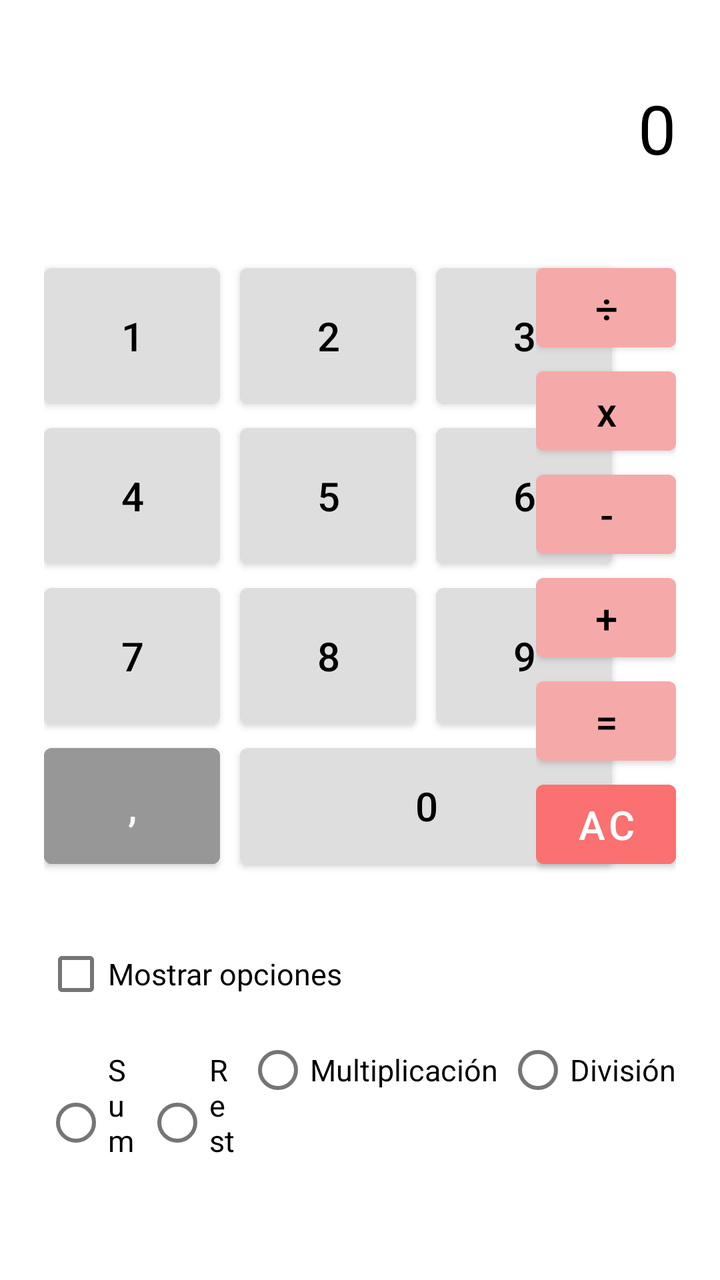
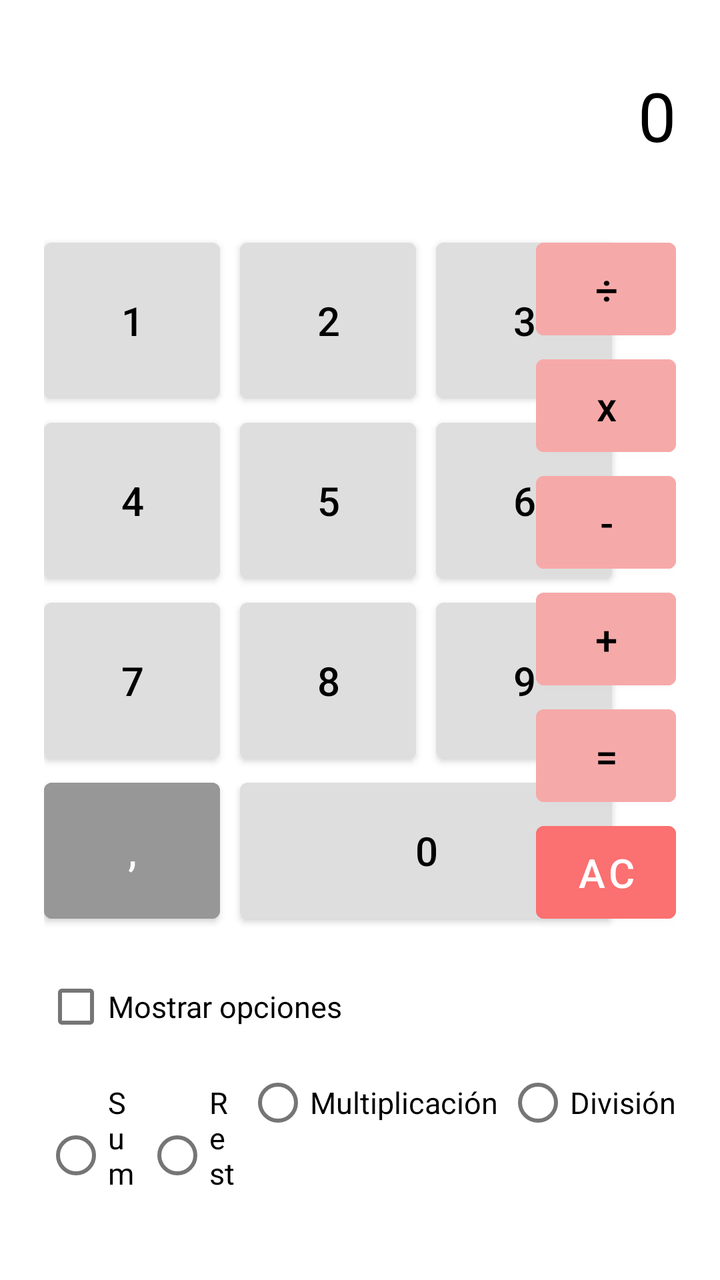

Screens rendered from an Android XML layout before and after an edit, with the pre-edit source and the edit as a unified diff.
<!-- AndroidManifest.xml: application theme Theme.Calculator -->
<!-- res/layout/activity_main.xml -->
<?xml version="1.0" encoding="utf-8"?>
<androidx.constraintlayout.widget.ConstraintLayout xmlns:android="http://schemas.android.com/apk/res/android"
    xmlns:app="http://schemas.android.com/apk/res-auto"
    xmlns:tools="http://schemas.android.com/tools"
    android:layout_width="match_parent"
    android:layout_height="match_parent"
    tools:context=".MainActivity">

    <TextView
        android:id="@+id/textView"
        android:layout_width="wrap_content"
        android:layout_height="wrap_content"
        android:text="0"
        android:textColor="#000000"
        android:textSize="34sp"
        app:layout_constraintBottom_toTopOf="@+id/guideline"
        app:layout_constraintEnd_toEndOf="@+id/linearLayout2"
        app:layout_constraintTop_toTopOf="parent" />

    <androidx.constraintlayout.widget.Guideline
        android:id="@+id/guideline"
        android:layout_width="wrap_content"
        android:layout_height="wrap_content"
        android:orientation="horizontal"
        app:layout_constraintGuide_percent="0.2" />

    <TableLayout
        android:id="@+id/tableLayout"
        android:layout_width="wrap_content"
        android:layout_height="wrap_content"
        android:layout_marginStart="22dp"
        app:layout_constraintStart_toStartOf="parent"
        app:layout_constraintTop_toTopOf="@+id/guideline">

        <TableRow
            android:layout_width="match_parent"
            android:layout_height="match_parent">

            <Button
                android:id="@+id/button1"
                android:layout_width="wrap_content"
                android:layout_height="80dp"
                android:layout_marginRight="10dp"
                android:backgroundTint="#DFDEDE"
                android:text="1"
                android:textColor="#000000"
                android:textSize="20sp"
                android:textStyle="normal" />

            <Button
                android:id="@+id/button2"
                android:layout_width="wrap_content"
                android:layout_height="80dp"
                android:layout_marginRight="10dp"
                android:backgroundTint="#DFDEDE"
                android:text="2"
                android:textColor="#000000"
                android:textSize="20sp" />

            <Button
                android:id="@+id/button3"
                android:layout_width="wrap_content"
                android:layout_height="80dp"
                android:layout_marginRight="10dp"
                android:backgroundTint="#DFDEDE"
                android:text="3"
                android:textColor="#000000"
                android:textSize="20sp" />
        </TableRow>

        <TableRow
            android:layout_width="match_parent"
            android:layout_height="match_parent">

            <Button
                android:id="@+id/button4"
                android:layout_width="wrap_content"
                android:layout_height="80dp"
                android:layout_marginRight="10dp"
                android:backgroundTint="#DFDEDE"
                android:text="4"
                android:textColor="#000000"
                android:textSize="20sp" />

            <Button
                android:id="@+id/button5"
                android:layout_width="wrap_content"
                android:layout_height="80dp"
                android:layout_marginRight="10dp"
                android:backgroundTint="#DFDEDE"
                android:text="5"
                android:textColor="#000000"
                android:textSize="20sp" />

            <Button
                android:id="@+id/button6"
                android:layout_width="wrap_content"
                android:layout_height="80dp"
                android:layout_marginRight="10dp"
                android:backgroundTint="#DFDEDE"
                android:text="6"
                android:textColor="#000000"
                android:textSize="20sp" />
        </TableRow>

        <TableRow
            android:layout_width="match_parent"
            android:layout_height="match_parent">

            <Button
                android:id="@+id/button7"
                android:layout_width="wrap_content"
                android:layout_height="80dp"
                android:layout_marginRight="10dp"
                android:backgroundTint="#DFDEDE"
                android:text="7"
                android:textColor="#000000"
                android:textSize="20sp" />

            <Button
                android:id="@+id/button8"
                android:layout_width="wrap_content"
                android:layout_height="80dp"
                android:layout_marginRight="10dp"
                android:backgroundTint="#DFDEDE"
                android:text="8"
                android:textColor="#000000"
                android:textSize="20sp" />

            <Button
                android:id="@+id/button9"
                android:layout_width="wrap_content"
                android:layout_height="80dp"
                android:layout_marginRight="10dp"
                android:backgroundTint="#DFDEDE"
                android:text="9"
                android:textColor="#000000"
                android:textSize="20sp" />

        </TableRow>

    </TableLayout>

    <LinearLayout
        android:id="@+id/linearLayout"
        android:layout_width="0dp"
        android:layout_height="wrap_content"
        android:orientation="horizontal"
        app:layout_constraintEnd_toEndOf="@+id/tableLayout"
        app:layout_constraintStart_toStartOf="@+id/tableLayout"
        app:layout_constraintTop_toBottomOf="@+id/tableLayout">

        <Button
            android:id="@+id/buttonPoint"
            android:layout_width="wrap_content"
            android:layout_height="match_parent"
            android:layout_marginRight="10dp"
            android:backgroundTint="#979797"
            android:text=","
            android:textColor="#FBFBFB"
            android:textSize="20sp" />

        <Button
            android:id="@+id/button0"
            android:layout_width="match_parent"
            android:layout_height="70dp"
            android:layout_marginRight="10dp"
            android:backgroundTint="#DFDEDE"
            android:text="0"
            android:textColor="#000000"
            android:textSize="20sp" />
    </LinearLayout>

    <LinearLayout
        android:id="@+id/linearLayout2"
        android:layout_width="wrap_content"
        android:layout_height="0dp"
        android:layout_marginEnd="22dp"
        android:orientation="vertical"
        app:layout_constraintBottom_toBottomOf="@+id/linearLayout"
        app:layout_constraintEnd_toEndOf="parent"
        app:layout_constraintTop_toTopOf="@+id/tableLayout">

        <Button
            android:id="@+id/buttonSplit"
            android:layout_width="70dp"
            android:layout_height="wrap_content"
            android:layout_weight="1"
            android:backgroundTint="#F6A9A9"
            android:text="÷"
            android:textColor="#000000"
            android:textSize="20sp" />

        <Button
            android:id="@+id/buttonMultiply"
            android:layout_width="70dp"
            android:layout_height="wrap_content"
            android:layout_weight="1"
            android:backgroundTint="#F6A9A9"
            android:text="x"
            android:textAllCaps="false"
            android:textColor="#000000"
            android:textSize="20sp" />

        <Button
            android:id="@+id/buttonLess"
            android:layout_width="70dp"
            android:layout_height="wrap_content"
            android:layout_weight="1"
            android:backgroundTint="#F6A9A9"
            android:text="-"
            android:textColor="#000000"
            android:textSize="20sp" />

        <Button
            android:id="@+id/buttonSum"
            android:layout_width="70dp"
            android:layout_height="wrap_content"
            android:layout_weight="1"
            android:backgroundTint="#F6A9A9"
            android:text="+"
            android:textColor="#000000"
            android:textSize="20sp" />

        <Button
            android:id="@+id/buttonEqual"
            android:layout_width="70dp"
            android:layout_height="wrap_content"
            android:layout_weight="1"
            android:backgroundTint="#F6A9A9"
            android:text="="
            android:textColor="#000000"
            android:textSize="20sp" />

        <Button
            android:id="@+id/buttonReset"
            android:layout_width="70dp"
            android:layout_height="wrap_content"
            android:layout_weight="1"
            android:backgroundTint="#FB7070"
            android:text="AC"
            android:textColor="#FFFFFF"
            android:textSize="20sp" />
    </LinearLayout>

    <CheckBox
        android:id="@+id/checkBoxSettings"
        android:layout_width="wrap_content"
        android:layout_height="wrap_content"
        android:layout_marginTop="25dp"
        android:text="Mostrar opciones"
        android:textColor="#000000"
        android:textSize="15sp"
        app:layout_constraintStart_toStartOf="@+id/tableLayout"
        app:layout_constraintTop_toBottomOf="@+id/linearLayout" />

    <LinearLayout
        android:layout_width="0dp"
        android:layout_height="wrap_content"
        app:layout_constraintEnd_toEndOf="@+id/linearLayout2"
        app:layout_constraintStart_toStartOf="@+id/checkBoxSettings"
        app:layout_constraintTop_toBottomOf="@+id/checkBoxSettings">

        <RadioGroup
            android:layout_width="wrap_content"
            android:layout_height="wrap_content"
            android:orientation="horizontal">

            <RadioButton
                android:id="@+id/radioButtonSum"
                android:layout_width="wrap_content"
                android:layout_height="wrap_content"
                android:layout_marginRight="4dp"
                android:layout_weight="1"
                android:text="Suma"
                android:textSize="15sp" />

            <RadioButton
                android:id="@+id/radioButtonLess"
                android:layout_width="wrap_content"
                android:layout_height="wrap_content"
                android:layout_marginRight="4dp"
                android:layout_weight="1"
                android:text="Resta"
                android:textSize="15sp" />

            <RadioButton
                android:id="@+id/radioButtonMultiply"
                android:layout_width="match_parent"
                android:layout_height="wrap_content"
                android:layout_marginRight="4dp"
                android:text="Multiplicación"
                android:textSize="15sp" />

            <RadioButton
                android:id="@+id/radioButtonSplit"
                android:layout_width="match_parent"
                android:layout_height="wrap_content"
                android:text="División"
                android:textSize="15sp" />
        </RadioGroup>
    </LinearLayout>

</androidx.constraintlayout.widget.ConstraintLayout>
<!-- resources referenced by this layout -->
<resources>
  <style name="Theme.Calculator" parent="Theme.MaterialComponents.DayNight.DarkActionBar">
          
          <item name="colorPrimary">@color/purple_500</item>
          <item name="colorPrimaryVariant">@color/purple_700</item>
          <item name="colorOnPrimary">@color/white</item>
          
          <item name="colorSecondary">@color/teal_200</item>
          <item name="colorSecondaryVariant">@color/teal_700</item>
          <item name="colorOnSecondary">@color/black</item>
          
          <item name="android:statusBarColor">?attr/colorPrimaryVariant</item>
          
      </style>
  <color name="purple_500">#FF6200EE</color>
  <color name="purple_700">#FF3700B3</color>
  <color name="white">#FFFFFFFF</color>
  <color name="teal_200">#FF03DAC5</color>
  <color name="teal_700">#FF018786</color>
  <color name="black">#FF000000</color>
</resources>

<!-- the commit's change to res/layout/activity_main.xml (unified diff, before → after) -->
@@ -22,7 +22,7 @@
         android:layout_width="wrap_content"
         android:layout_height="wrap_content"
         android:orientation="horizontal"
-        app:layout_constraintGuide_percent="0.2" />
+        app:layout_constraintGuide_percent="0.18" />
 
     <TableLayout
         android:id="@+id/tableLayout"
@@ -39,7 +39,7 @@
             <Button
                 android:id="@+id/button1"
                 android:layout_width="wrap_content"
-                android:layout_height="80dp"
+                android:layout_height="90dp"
                 android:layout_marginRight="10dp"
                 android:backgroundTint="#DFDEDE"
                 android:text="1"
@@ -50,7 +50,7 @@
             <Button
                 android:id="@+id/button2"
                 android:layout_width="wrap_content"
-                android:layout_height="80dp"
+                android:layout_height="90dp"
                 android:layout_marginRight="10dp"
                 android:backgroundTint="#DFDEDE"
                 android:text="2"
@@ -60,7 +60,7 @@
             <Button
                 android:id="@+id/button3"
                 android:layout_width="wrap_content"
-                android:layout_height="80dp"
+                android:layout_height="90dp"
                 android:layout_marginRight="10dp"
                 android:backgroundTint="#DFDEDE"
                 android:text="3"
@@ -75,7 +75,7 @@
             <Button
                 android:id="@+id/button4"
                 android:layout_width="wrap_content"
-                android:layout_height="80dp"
+                android:layout_height="90dp"
                 android:layout_marginRight="10dp"
                 android:backgroundTint="#DFDEDE"
                 android:text="4"
@@ -85,7 +85,7 @@
             <Button
                 android:id="@+id/button5"
                 android:layout_width="wrap_content"
-                android:layout_height="80dp"
+                android:layout_height="90dp"
                 android:layout_marginRight="10dp"
                 android:backgroundTint="#DFDEDE"
                 android:text="5"
@@ -95,7 +95,7 @@
             <Button
                 android:id="@+id/button6"
                 android:layout_width="wrap_content"
-                android:layout_height="80dp"
+                android:layout_height="90dp"
                 android:layout_marginRight="10dp"
                 android:backgroundTint="#DFDEDE"
                 android:text="6"
@@ -110,7 +110,7 @@
             <Button
                 android:id="@+id/button7"
                 android:layout_width="wrap_content"
-                android:layout_height="80dp"
+                android:layout_height="90dp"
                 android:layout_marginRight="10dp"
                 android:backgroundTint="#DFDEDE"
                 android:text="7"
@@ -120,7 +120,7 @@
             <Button
                 android:id="@+id/button8"
                 android:layout_width="wrap_content"
-                android:layout_height="80dp"
+                android:layout_height="90dp"
                 android:layout_marginRight="10dp"
                 android:backgroundTint="#DFDEDE"
                 android:text="8"
@@ -130,7 +130,7 @@
             <Button
                 android:id="@+id/button9"
                 android:layout_width="wrap_content"
-                android:layout_height="80dp"
+                android:layout_height="90dp"
                 android:layout_marginRight="10dp"
                 android:backgroundTint="#DFDEDE"
                 android:text="9"
@@ -163,7 +163,7 @@
         <Button
             android:id="@+id/button0"
             android:layout_width="match_parent"
-            android:layout_height="70dp"
+            android:layout_height="80dp"
             android:layout_marginRight="10dp"
             android:backgroundTint="#DFDEDE"
             android:text="0"
@@ -247,7 +247,7 @@
         android:id="@+id/checkBoxSettings"
         android:layout_width="wrap_content"
         android:layout_height="wrap_content"
-        android:layout_marginTop="25dp"
+        android:layout_marginTop="14dp"
         android:text="Mostrar opciones"
         android:textColor="#000000"
         android:textSize="15sp"
